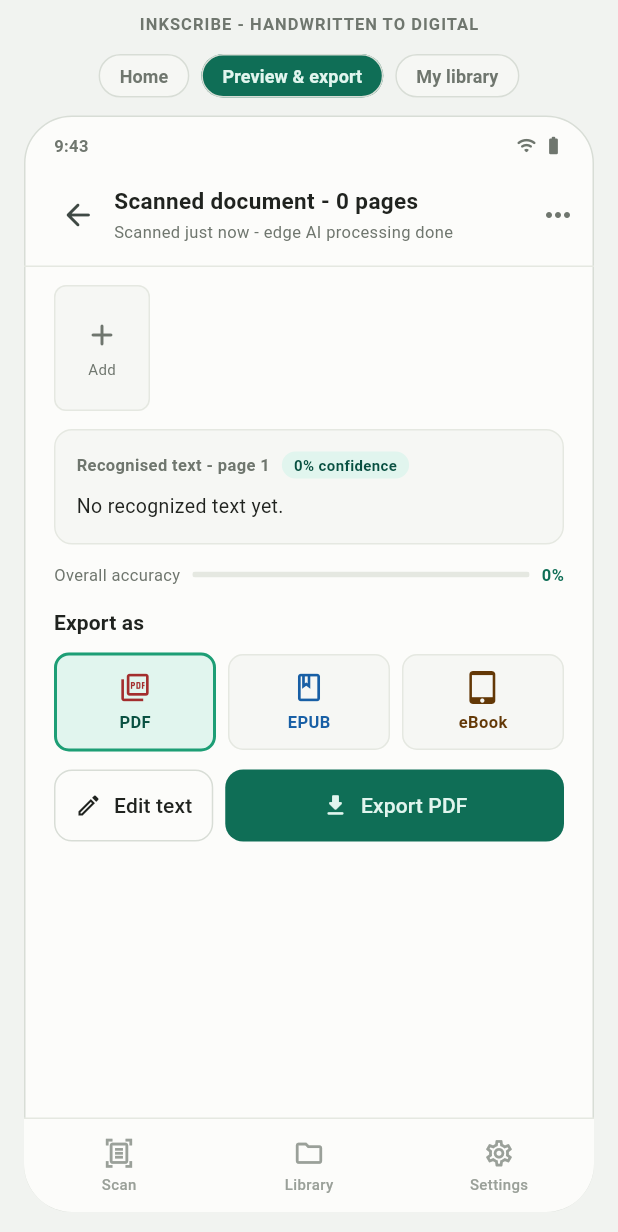
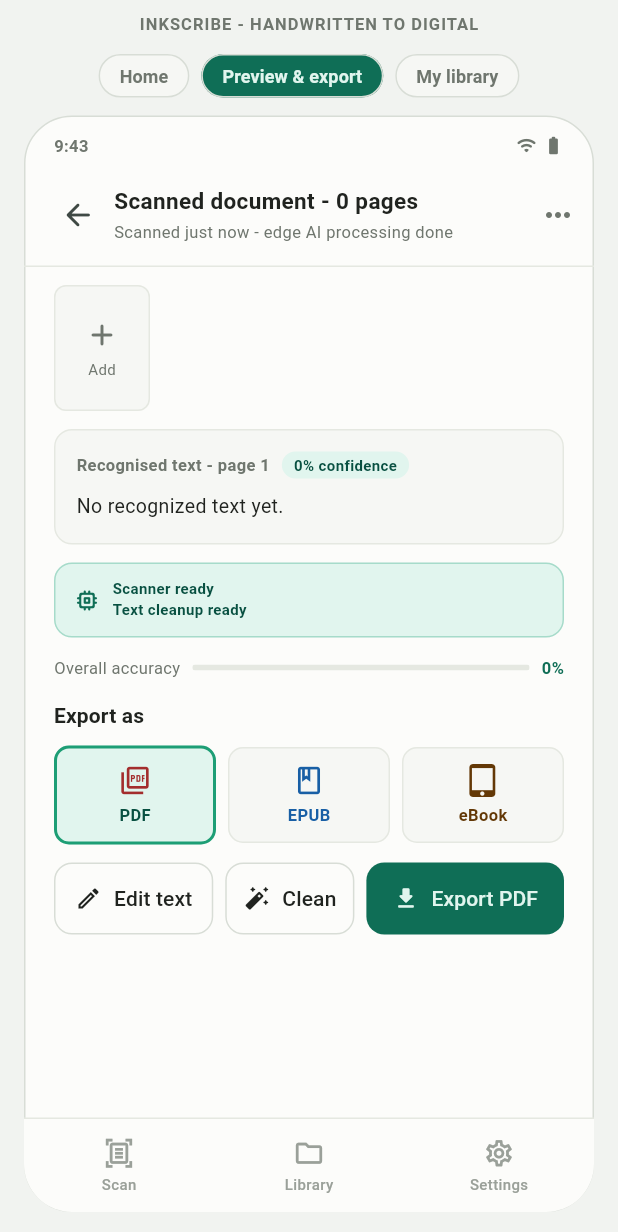
Before and after one commit to valentineRutto/WriteFlow, a Flutter app: the screen it shows after launch, after a tap on "Preview & export", after a tap on "Edit text", on a phone screen of 412 x 824 dp. Shown: the top 1232 px of the screen. Run offline on Flutter 3.47's test engine with Material 3 defaults, Android fonts, the phone set to English and light mode, and no system bars; Roboto replaces fonts that are missing (Georgia).

Commit message:
Wire Flutter UI to on-device scanning

```diff
--- a/lib/app/app_dependencies.dart
+++ b/lib/app/app_dependencies.dart
@@ -1,21 +1,39 @@
 import '../data/repositories/demo_library_repository.dart';
 import '../data/repositories/demo_scan_repository.dart';
+import '../data/repositories/native_scan_repository.dart';
+import '../data/platform/native_text_editing_repository.dart';
 import '../domain/repositories/library_repository.dart';
 import '../domain/repositories/scan_repository.dart';
+import '../domain/repositories/text_editing_repository.dart';
 
 class AppDependencies {
   const AppDependencies({
     required this.scanRepository,
     required this.libraryRepository,
+    required this.textEditingRepository,
   });
+
+  factory AppDependencies.production() {
+    const textEditingRepository = NativeTextEditingRepository();
+
+    return const AppDependencies(
+      scanRepository: NativeScanRepository(
+        textEditingRepository: textEditingRepository,
+      ),
+      libraryRepository: DemoLibraryRepository(),
+      textEditingRepository: textEditingRepository,
+    );
+  }
 
   factory AppDependencies.demo() {
     return const AppDependencies(
       scanRepository: DemoScanRepository(),
       libraryRepository: DemoLibraryRepository(),
+      textEditingRepository: NativeTextEditingRepository(),
     );
   }
 
   final ScanRepository scanRepository;
   final LibraryRepository libraryRepository;
+  final TextEditingRepository textEditingRepository;
 }
--- a/lib/main.dart
+++ b/lib/main.dart
@@ -6,5 +6,5 @@
 export 'presentation/writeflow_app.dart' show WriteFlowApp;
 
 void main() {
-  runApp(WriteFlowApp(dependencies: AppDependencies.demo()));
+  runApp(WriteFlowApp(dependencies: AppDependencies.production()));
 }
--- a/lib/presentation/view_models/preview_view_model.dart
+++ b/lib/presentation/view_models/preview_view_model.dart
@@ -1,15 +1,25 @@
 import 'package:flutter/foundation.dart';
 
 import '../../domain/models/scanned_document.dart';
+import '../../domain/repositories/text_editing_repository.dart';
 
 class PreviewViewModel extends ChangeNotifier {
+  PreviewViewModel({required TextEditingRepository textEditingRepository})
+    : _textEditingRepository = textEditingRepository;
+
+  final TextEditingRepository _textEditingRepository;
+
   ScannedDocument? _document;
   int _selectedPage = 0;
   int _selectedExport = 0;
+  bool _isImprovingText = false;
+  String? _errorMessage;
 
   ScannedDocument? get document => _document;
   int get selectedPage => _selectedPage;
   int get selectedExport => _selectedExport;
+  bool get isImprovingText => _isImprovingText;
+  String? get errorMessage => _errorMessage;
 
   ScannedPage? get currentPage {
     final pages = _document?.pages;
@@ -46,4 +56,46 @@
     _selectedExport = index;
     notifyListeners();
   }
+
+  Future<void> improveCurrentPage() async {
+    final page = currentPage;
+    final document = _document;
+    if (page == null || document == null || _isImprovingText) {
+      return;
+    }
+
+    _isImprovingText = true;
+    _errorMessage = null;
+    notifyListeners();
+
+    try {
+      final improvedText = await _textEditingRepository.improveHandwritingText(
+        page.text,
+      );
+      updateCurrentPageText(
+        improvedText,
+        aiEngine: page.aiEngine ?? 'On-device text cleanup',
+      );
+    } on Object catch (error) {
+      _errorMessage = error.toString();
+    } finally {
+      _isImprovingText = false;
+      notifyListeners();
+    }
+  }
+
+  void updateCurrentPageText(String text, {String? aiEngine}) {
+    final document = _document;
+    if (document == null || _selectedPage >= document.pages.length) {
+      return;
+    }
+
+    final pages = [...document.pages];
+    pages[_selectedPage] = pages[_selectedPage].copyWith(
+      text: text,
+      aiEngine: aiEngine ?? pages[_selectedPage].aiEngine,
+    );
+    _document = document.copyWith(pages: pages);
+    notifyListeners();
+  }
 }
--- a/lib/presentation/writeflow_app.dart
+++ b/lib/presentation/writeflow_app.dart
@@ -54,7 +54,9 @@
     _scanViewModel = ScanViewModel(
       repository: widget.dependencies.scanRepository,
     );
-    _previewViewModel = PreviewViewModel();
+    _previewViewModel = PreviewViewModel(
+      textEditingRepository: widget.dependencies.textEditingRepository,
+    );
     _libraryViewModel = LibraryViewModel(
       repository: widget.dependencies.libraryRepository,
     );
@@ -142,6 +144,7 @@
                                     _navigationViewModel.show(AppScreen.home),
                                 onAddPage: () =>
                                     _navigationViewModel.show(AppScreen.home),
+                                onEditPage: _editCurrentPage,
                                 onHome: () =>
                                     _navigationViewModel.show(AppScreen.home),
                                 onLibrary: () => _navigationViewModel.show(
@@ -167,6 +170,48 @@
       },
     );
   }
+
+  Future<void> _editCurrentPage() async {
+    final page = _previewViewModel.currentPage;
+    if (page == null) {
+      return;
+    }
+
+    final controller = TextEditingController(text: page.text);
+    final updatedText = await showDialog<String>(
+      context: context,
+      builder: (context) => AlertDialog(
+        title: const Text('Edit recognised text'),
+        content: TextField(
+          controller: controller,
+          minLines: 6,
+          maxLines: 10,
+          decoration: const InputDecoration(
+            border: OutlineInputBorder(),
+            hintText: 'Correct the handwriting OCR here...',
+          ),
+        ),
+        actions: [
+          TextButton(
+            onPressed: () => Navigator.of(context).pop(),
+            child: const Text('Cancel'),
+          ),
+          FilledButton(
+            onPressed: () => Navigator.of(context).pop(controller.text),
+            child: const Text('Save'),
+          ),
+        ],
+      ),
+    );
+
+    controller.dispose();
+
+    if (updatedText == null) {
+      return;
+    }
+
+    _previewViewModel.updateCurrentPageText(updatedText);
+  }
 }
 
 class HomeScreen extends StatelessWidget {
@@ -191,6 +236,7 @@
         onLibrary: onLibrary,
       ),
       child: ListView(
+        cacheExtent: 4000,
         padding: EdgeInsets.zero,
         children: [
           const AppTopBar(
@@ -276,6 +322,7 @@
     required this.viewModel,
     required this.onBack,
     required this.onAddPage,
+    required this.onEditPage,
     required this.onHome,
     required this.onLibrary,
   });
@@ -283,6 +330,7 @@
   final PreviewViewModel viewModel;
   final VoidCallback onBack;
   final VoidCallback onAddPage;
+  final VoidCallback onEditPage;
   final VoidCallback onHome;
   final VoidCallback onLibrary;
 
@@ -300,6 +348,7 @@
         onLibrary: onLibrary,
       ),
       child: ListView(
+        cacheExtent: 4000,
         padding: EdgeInsets.zero,
         children: [
           PreviewTopBar(document: document, onBack: onBack),
@@ -329,6 +378,10 @@
             ),
           ),
           OcrPreviewCard(page: viewModel.currentPage),
+          AiPipelineBadge(
+            engine: document?.engine,
+            aiEngine: viewModel.currentPage?.aiEngine,
+          ),
           AccuracyMeter(confidence: document?.overallConfidence ?? 0),
           Padding(
             padding: const EdgeInsets.fromLTRB(20, 14, 20, 0),
@@ -362,7 +415,7 @@
             child: Row(
               children: [
                 OutlinedButton.icon(
-                  onPressed: () {},
+                  onPressed: onEditPage,
                   icon: const Icon(Icons.edit_outlined, size: 18),
                   label: const Text('Edit text'),
                   style: OutlinedButton.styleFrom(
@@ -370,6 +423,30 @@
                     side: const BorderSide(color: AppColors.border),
                     padding: const EdgeInsets.symmetric(
                       horizontal: 14,
+                      vertical: 14,
+                    ),
+                    shape: RoundedRectangleBorder(
+                      borderRadius: BorderRadius.circular(12),
+                    ),
+                  ),
+                ),
+                const SizedBox(width: 8),
+                OutlinedButton.icon(
+                  onPressed: viewModel.isImprovingText
+                      ? null
+                      : viewModel.improveCurrentPage,
+                  icon: viewModel.isImprovingText
+                      ? const SizedBox.square(
+                          dimension: 16,
+                          child: CircularProgressIndicator(strokeWidth: 2),
+                        )
+                      : const Icon(Icons.auto_fix_high_rounded, size: 18),
+                  label: const Text('Clean'),
+                  style: OutlinedButton.styleFrom(
+                    foregroundColor: AppColors.textPrimary,
+                    side: const BorderSide(color: AppColors.border),
+                    padding: const EdgeInsets.symmetric(
+                      horizontal: 12,
                       vertical: 14,
                     ),
                     shape: RoundedRectangleBorder(
@@ -1047,6 +1124,50 @@
           ),
           const SizedBox(height: 8),
           Text(page?.text ?? 'No recognized text yet.', style: textStyle),
+        ],
+      ),
+    );
+  }
+}
+
+class AiPipelineBadge extends StatelessWidget {
+  const AiPipelineBadge({super.key, this.engine, this.aiEngine});
+
+  final String? engine;
+  final String? aiEngine;
+
+  @override
+  Widget build(BuildContext context) {
+    final scanEngine = engine ?? 'Scanner ready';
+    final textEngine = aiEngine ?? 'Text cleanup ready';
+
+    return Container(
+      margin: const EdgeInsets.fromLTRB(20, 0, 20, 12),
+      padding: const EdgeInsets.symmetric(horizontal: 12, vertical: 10),
+      decoration: BoxDecoration(
+        color: AppColors.mint,
+        borderRadius: BorderRadius.circular(12),
+        border: Border.all(color: AppColors.accentGreen.withValues(alpha: 0.3)),
+      ),
+      child: Row(
+        children: [
+          const Icon(
+            Icons.memory_rounded,
+            color: AppColors.deepGreen,
+            size: 18,
+          ),
+          const SizedBox(width: 8),
+          Expanded(
+            child: Text(
+              '$scanEngine\n$textEngine',
+              style: const TextStyle(
+                color: AppColors.darkMintText,
+                fontSize: 10,
+                height: 1.35,
+                fontWeight: FontWeight.w700,
+              ),
+            ),
+          ),
         ],
       ),
     );
```
